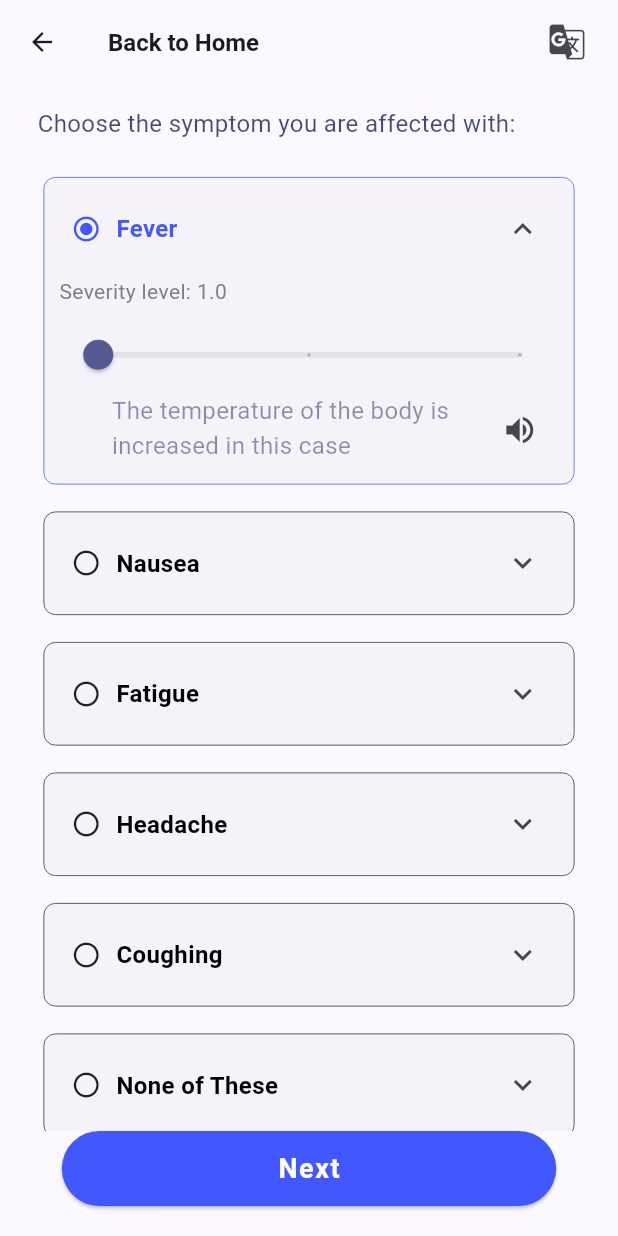
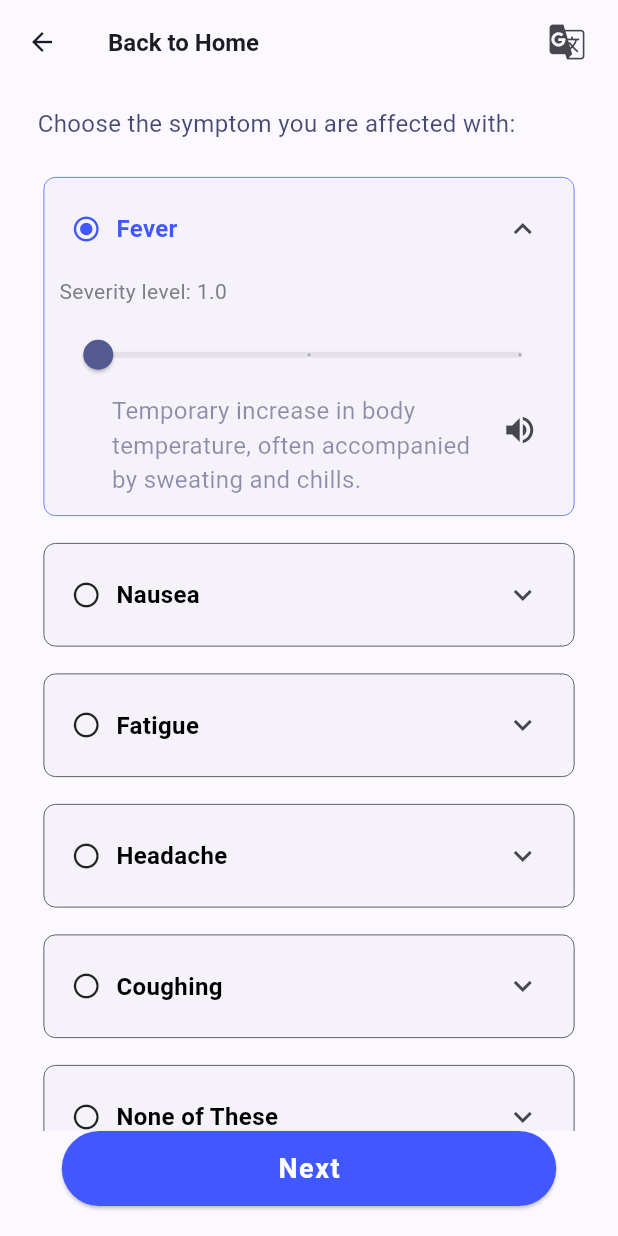
Before and after one commit to Ritesh-K-G/medical_expert_system, a Flutter app: the question_screen screen opened directly, after a tap on "Fever", after a tap on the "expand more" icon, after a tap on the "volume up" icon, on a phone screen of 412 x 824 dp. Run offline on Flutter 3.47's test engine with Material 3 defaults, Android fonts, the phone set to English and light mode, and no system bars; our stand-ins replace dio, flutter_tts; Roboto replaces fonts that are missing (Karla, Overpass, Poppins).

Commit message:
Integrated voice for hindi and hindi texts

```diff
--- a/lib/controller/descrptionController.dart
+++ b/lib/controller/descrptionController.dart
@@ -1,31 +1,20 @@
 import 'dart:convert';
-import 'dart:io';
 import 'package:medical_expert_system/models/disease.dart';
-class descriptionController{
+import 'package:flutter/services.dart' show rootBundle;
+
+class descriptionController {
   // Map<String, Disease> description;
-  Future<Map<String, Disease>> loadDescription() async {
-    // Read the JSON file
-    final file = File('assets/dataset/description.json');
-    final jsonData = await file.readAsString();
+  final Map<String, Disease> diseases = {};
 
-    // Parse JSON
-    final Map<String, dynamic> parsedJson = json.decode(jsonData);
+  Future<void> loadDescription() async {
+    String jsonString =
+    await rootBundle.loadString('assets/dataset/description.json');
+    Map<String, dynamic> jsonMap = json.decode(jsonString);
 
-    // Create map of Disease objects
-    final Map<String, Disease> diseases = {};
-
-    // Loop through each entry in the parsed JSON and create Disease objects
-    parsedJson.forEach((key, value) {
-      final disease = Disease(
-        name: key,
-        description: value['english_description'],
-        hindiDescription: value['hindi_description'],
-        hindiName: value['hindi_name'],
-      );
-      diseases[key] = disease;
+    jsonMap.forEach((key, value) {
+      Disease symptom = Disease.fromJson(value);
+      diseases[key] = symptom;
     });
-
-    // return the created map
-    return diseases;
+    print(diseases);
   }
 }
--- a/lib/main.dart
+++ b/lib/main.dart
@@ -19,7 +19,7 @@ class MyApp extends StatelessWidget {
         colorScheme: ColorScheme.fromSeed(seedColor: AppColors.primary),
         useMaterial3: true,
       ),
-      home: question_screen(),
+      home: const splashScreen(),
     );
   }
 }
--- a/lib/models/disease.dart
+++ b/lib/models/disease.dart
@@ -6,4 +6,13 @@ class Disease{
     required this.hindiDescription,
     required this.hindiName
   });
+
+  factory Disease.fromJson(Map<String, dynamic> json) {
+    return Disease(
+      name: json['english_name'],
+      description: json['english_description'],
+        hindiDescription: json['hindi_description'],
+        hindiName: json['hindi_name']
+    );
+  }
 }
--- a/lib/views/question_screen/question_screen.dart
+++ b/lib/views/question_screen/question_screen.dart
@@ -1,11 +1,13 @@
 import 'package:flutter/material.dart';
 import 'package:medical_expert_system/constants.dart';
+import 'package:medical_expert_system/controller/descrptionController.dart';
 import 'package:medical_expert_system/controller/diseaseController.dart';
 import 'package:medical_expert_system/utils/helpers/screen_size_helper.dart';
 import 'package:medical_expert_system/utils/styles/button.dart';
 import 'package:medical_expert_system/utils/styles/text.dart';
 import 'package:medical_expert_system/views/result_screen/showResult.dart';
 import 'package:flutter_tts/flutter_tts.dart';
+import 'package:dio/dio.dart';
 
 class question_screen extends StatefulWidget {
   @override
@@ -19,6 +21,10 @@ class _question_screen extends State<question_screen> {
   FlutterTts flutterTts = FlutterTts();
   late DiseaseController diseaseController;
   List<String> symptoms = [];
+  descriptionController DescriptionController = descriptionController();
+  bool isEnglish = true;
+
+
 
   @override
   void dispose() {
@@ -30,7 +36,11 @@ class _question_screen extends State<question_screen> {
     super.initState();
     diseaseController = DiseaseController();
     (()async =>{
-      await diseaseController.loadDiseasesData().then((value) => getCurrentSymptoms())
+      await diseaseController.loadDiseasesData()
+          .then((value) async =>  await DescriptionController.loadDescription()
+          .then((value) async => print(await flutterTts.getLanguages))
+          .then((value) => print('hello world')))
+          .then((value) => getCurrentSymptoms())
     })();
   }
 
@@ -60,12 +70,31 @@ class _question_screen extends State<question_screen> {
     diseaseController.deleteSymptoms(symptoms);
   }
 
-  void terminate() {
-    Navigator.pushAndRemoveUntil(
-      context,
-      MaterialPageRoute(builder: (context) => showResult(diseaseController: diseaseController)),
-          (route) => false,
-    );
+  void terminate() async {
+    String suggestions = '';
+    final dio = Dio();
+    try {
+          // var res = await dio.post(
+          //   '',
+          //   data: {
+          //     'age': 24,
+          //     'gender': 'male',
+          //     'symptoms': diseaseController.mySelectedSymptoms()
+          // });
+          // suggestions = res.data;
+    }
+    catch(e) {
+      ScaffoldMessenger.of(context).showSnackBar(const SnackBar(
+        content: Text('Bad Request!!'),
+      ));
+    }finally{
+      Navigator.pop(context);
+      Navigator.pushAndRemoveUntil(
+        context,
+        MaterialPageRoute(builder: (context) => showResult(diseaseController: diseaseController)),
+            (route) => false,
+      );
+    }
   }
 
   @override
@@ -83,6 +112,9 @@ class _question_screen extends State<question_screen> {
             IconButton(
               icon: const Icon(IconData(0xf7a9, fontFamily: 'MaterialIcons'), size: 28),
               onPressed: () {
+                setState(() {
+                  isEnglish = !isEnglish;
+                });
               },
             ),
             const SizedBox(width: 10)
@@ -138,7 +170,9 @@ class _question_screen extends State<question_screen> {
                                           const SizedBox(width: 10),
                                           Expanded(
                                             child: Text(
-                                                symptoms[index],
+                                                isEnglish ?
+                                                symptoms[index]
+                                                : DescriptionController.diseases[symptoms[index]]!.hindiName,
                                                 softWrap: true,
                                                 style: AppTextStyles.optionText
                                                 .copyWith(
@@ -188,13 +222,28 @@ class _question_screen extends State<question_screen> {
                                             crossAxisAlignment: CrossAxisAlignment.start,
                                             children: [
                                               const SizedBox(width: 33),
-                                              Expanded(child: Text(
-                                                'The temperature of the body is increased in this case',
+                                              Expanded(child:
+                                              Text(
+                                                isEnglish
+                                                ? DescriptionController.diseases[symptoms[index]]!.description
+                                                    : DescriptionController.diseases[symptoms[index]]!.hindiDescription
+                                                ,
                                                 softWrap: true,
                                                 style: AppTextStyles.descriptionText,
                                               )),
-                                              IconButton(onPressed: () {
-                                                flutterTts.speak('The temperature of the body is increased in this case');
+                                              IconButton(onPressed: () async {
+                                                if (isEnglish) {
+                                                  await flutterTts.setLanguage("en-US");
+                                                  flutterTts.speak(
+                                                      DescriptionController.diseases[symptoms[index]]!.description
+                                                  );
+                                                }
+                                                else {
+                                                  await flutterTts.setLanguage("hi-IN");
+                                                  flutterTts.speak(
+                                                      DescriptionController.diseases[symptoms[index]]!.hindiDescription
+                                                  );
+                                                }
                                               }, icon: const Icon(Icons.volume_up_sharp))
                                             ],
                                           )
--- a/pubspec.yaml
+++ b/pubspec.yaml
@@ -46,6 +46,7 @@ dev_dependencies:
   # rules and activating additional ones.
   flutter_lints: ^3.0.0
   flutter_tts: ^4.0.2
+  dio: ^5.4.3+1
   flutter_launcher_icons: ^0.13.1
 
 # For information on the generic Dart part of this file, see the
```
Also changed, not shown: assets/dataset/description.json, pubspec.lock.
